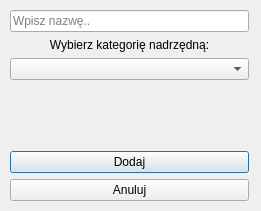
Before: the Qt Designer form prodQt/View/AddCategoryView.ui in lukaswajdzik/produQt, drawn with Qt 5.
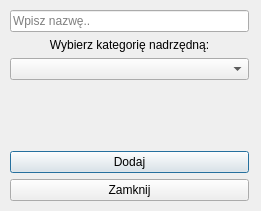
After: the same form once the commit is applied.

What changed in the file:
```diff
--- a/prodQt/View/AddCategoryView.ui
+++ b/prodQt/View/AddCategoryView.ui
@@ -84,7 +84,7 @@
     <item>
      <widget class="QPushButton" name="rejectButton">
       <property name="text">
-       <string>Anuluj</string>
+       <string>Zamknij</string>
       </property>
      </widget>
     </item>
```
Left out of the diff: 15 changed lines with no effect on the pictures.
